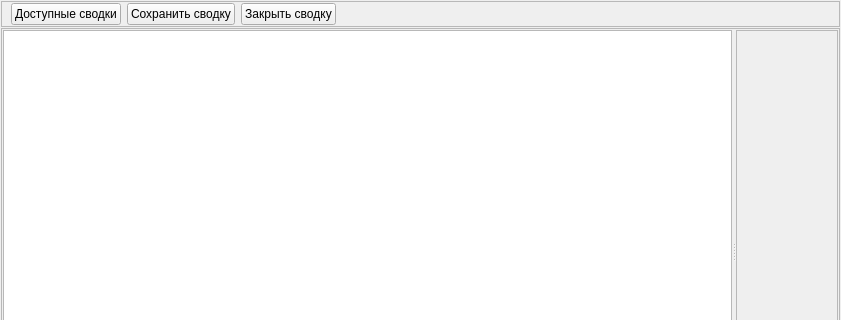
Before: the Qt Designer form client_widgets/summarieswidget.ui in grigp/a-analyser, drawn with Qt 5; both pictures show x 0 to 841 and y 0 to 320 of the 841 by 474 pixel window.
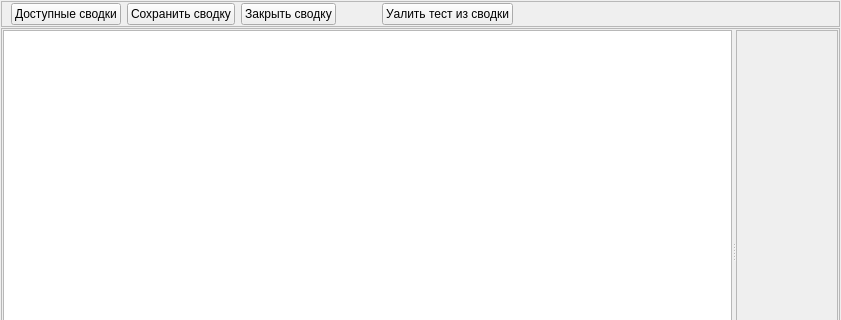
After: the same form once the commit is applied. Icons and pictures are not drawn.

Commit message: Удаление теста из сводки

```diff
--- a/client_widgets/summarieswidget.ui
+++ b/client_widgets/summarieswidget.ui
@@ -101,6 +101,39 @@
         </property>
        </widget>
       </item>
+      <item>
+       <spacer name="horizontalSpacer_2">
+        <property name="orientation">
+         <enum>Qt::Horizontal</enum>
+        </property>
+        <property name="sizeType">
+         <enum>QSizePolicy::Fixed</enum>
+        </property>
+        <property name="sizeHint" stdset="0">
+         <size>
+          <width>40</width>
+          <height>20</height>
+         </size>
+        </property>
+       </spacer>
+      </item>
+      <item>
+       <widget class="QPushButton" name="btnDelTestFromSummary">
+        <property name="text">
+         <string>Уалить тест из сводки</string>
+        </property>
+        <property name="icon">
+         <iconset resource="../kernel.qrc">
+          <normaloff>:/images/delete22.png</normaloff>:/images/delete22.png</iconset>
+        </property>
+        <property name="iconSize">
+         <size>
+          <width>22</width>
+          <height>22</height>
+         </size>
+        </property>
+       </widget>
+      </item>
       <item>
        <spacer name="horizontalSpacer">
         <property name="orientation">
```
Left out of the diff: 19 changed lines with no effect on the pictures. The commit also changes 9 other files.
